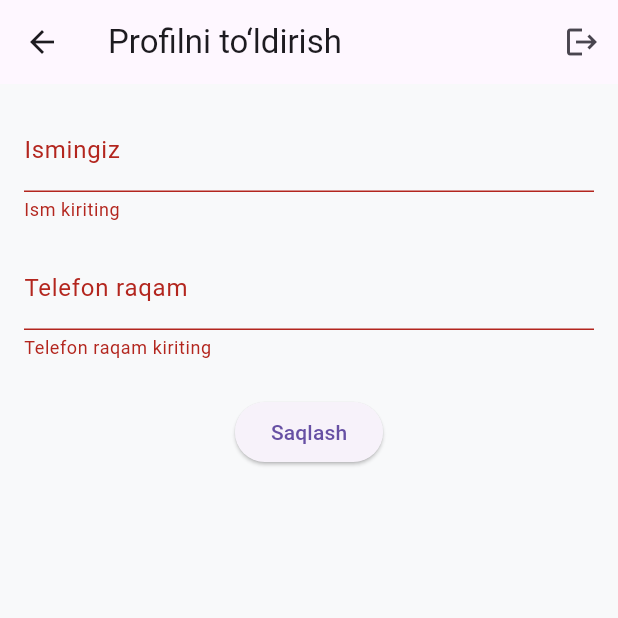
After one commit to Muhammad-Zaripov/exam_5month, a Flutter app: the UserInformationsScreen screen opened directly, after a tap on "Saqlash", on a phone screen of 412 x 824 dp, the top half of it. The commit adds this screen. Run offline on Flutter 3.47's test engine with Material 3 defaults, Android fonts, the light colour scheme and no system bars; our stand-ins replace firebase_auth, firebase_core, firebase_database, flutter_bloc, shared_preferences; accounts and stored records are empty.

Commit message:
first commit

```diff
--- /dev/null
+++ b/lib/features/auth/data/models/auth_model.dart
@@ -0,0 +1,6 @@
+class AuthModel {
+  final String email;
+  final String password;
+
+  AuthModel({required this.email, required this.password});
+}
--- a/lib/features/auth/data/models/user_model.dart
+++ b/lib/features/auth/data/models/user_model.dart
@@ -1,6 +1,38 @@
-class AuthModel {
-  final String email;
-  final String password;
+class UserModel {
+  final String uid;
+  final String? email;
+  final String? name;
+  final String? phone;
+  final String? createdAt;
+  final String? updatedAt;
 
-  AuthModel({required this.email, required this.password});
+  UserModel({
+    required this.uid,
+    this.email,
+    this.name,
+    this.phone,
+    this.createdAt,
+    this.updatedAt,
+  });
+
+  factory UserModel.fromJson(Map<String, dynamic> json, String uid) {
+    return UserModel(
+      uid: uid,
+      email: json['email'],
+      name: json['name'],
+      phone: json['phone'],
+      createdAt: json['createdAt'],
+      updatedAt: json['updatedAt'],
+    );
+  }
+
+  Map<String, dynamic> toJson() {
+    return {
+      'email': email,
+      'name': name,
+      'phone': phone,
+      'createdAt': createdAt,
+      'updatedAt': updatedAt,
+    };
+  }
 }
--- a/lib/features/auth/data/repositories/auth_repository_impl.dart
+++ b/lib/features/auth/data/repositories/auth_repository_impl.dart
@@ -1,6 +1,6 @@
 import '../../domain/repositories/auth_repository.dart';
 import '../auth_repository_datasurce.dart';
-import '../models/user_model.dart';
+import '../models/auth_model.dart';
 
 class AuthRepositoryImpl implements AuthRepository {
   final AuthRemoteDatasource authRemoteDatasource;
--- a/lib/features/auth/domain/repositories/auth_repository.dart
+++ b/lib/features/auth/domain/repositories/auth_repository.dart
@@ -1,4 +1,4 @@
-import '../../data/models/user_model.dart';
+import '../../data/models/auth_model.dart';
 
 abstract class AuthRepository {
   Future<AuthModel> signIn(AuthModel user);
--- a/lib/features/auth/domain/usecases/sign_in.dart
+++ b/lib/features/auth/domain/usecases/sign_in.dart
@@ -1,4 +1,4 @@
-import '../../data/models/user_model.dart';
+import '../../data/models/auth_model.dart';
 import '../repositories/auth_repository.dart';
 
 class SignInUseCase {
--- a/lib/features/auth/domain/usecases/sign_up.dart
+++ b/lib/features/auth/domain/usecases/sign_up.dart
@@ -1,4 +1,4 @@
-import '../../data/models/user_model.dart';
+import '../../data/models/auth_model.dart';
 import '../repositories/auth_repository.dart';
 
 class SignUpUseCase {
--- a/lib/features/auth/presentation/bloc/auth_bloc.dart
+++ b/lib/features/auth/presentation/bloc/auth_bloc.dart
@@ -1,6 +1,6 @@
 import 'package:flutter_bloc/flutter_bloc.dart';
 import '../../data/auth_repository_datasurce.dart';
-import '../../data/models/user_model.dart';
+import '../../data/models/auth_model.dart';
 import '../../data/repositories/auth_repository_impl.dart';
 import '../../domain/usecases/sign_in.dart';
 import '../../domain/usecases/sign_up.dart';
--- a/lib/features/auth/presentation/screens/login_screen.dart
+++ b/lib/features/auth/presentation/screens/login_screen.dart
@@ -5,7 +5,7 @@ import 'package:exam_5month/features/auth/presentation/screens/register_screen.d
 import 'package:exam_5month/features/auth/presentation/widgets/custom_text_field_widget.dart';
 
 import '../../../home/presentation/screens/home_screen.dart';
-import '../../data/models/user_model.dart';
+import '../../data/models/auth_model.dart';
 
 class LoginScreen extends StatefulWidget {
   const LoginScreen({super.key});
--- a/lib/features/auth/presentation/screens/register_screen.dart
+++ b/lib/features/auth/presentation/screens/register_screen.dart
@@ -1,4 +1,4 @@
-import 'package:exam_5month/features/auth/data/models/user_model.dart';
+import 'package:exam_5month/features/auth/data/models/auth_model.dart';
 import 'package:exam_5month/features/auth/presentation/bloc/auth_bloc.dart';
 import 'package:exam_5month/features/auth/presentation/widgets/custom_text_field_widget.dart';
 import 'package:exam_5month/features/home/presentation/screens/home_screen.dart';
--- /dev/null
+++ b/lib/features/auth/presentation/screens/user_informations_screen.dart.dart
@@ -0,0 +1,97 @@
+import 'package:flutter/material.dart';
+import '../../data/auth_repository_datasurce.dart';
+import '../../data/repositories/auth_local_repository.dart';
+import 'welcome_screen.dart';
+
+class UserInformationsScreen extends StatefulWidget {
+  const UserInformationsScreen({super.key});
+  @override
+  State<UserInformationsScreen> createState() => _UserInformationsScreenState();
+}
+
+class _UserInformationsScreenState extends State<UserInformationsScreen> {
+  final _formKey = GlobalKey<FormState>();
+  final nameController = TextEditingController();
+  final phoneController = TextEditingController();
+  final AuthLocalDatasource _authRepositories = AuthLocalDatasource();
+
+  bool isLoading = false;
+  final authRemoteDatasource = AuthRemoteDatasource();
+
+  Future<void> saveProfile() async {
+    if (!_formKey.currentState!.validate()) return;
+
+    setState(() => isLoading = true);
+
+    try {
+      await authRemoteDatasource.completeProfile(
+        nameController.text.trim(),
+        phoneController.text.trim(),
+      );
+      ScaffoldMessenger.of(
+        context,
+      ).showSnackBar(const SnackBar(content: Text('Profil saqlandi!')));
+      Navigator.pop(context);
+    } catch (e) {
+      ScaffoldMessenger.of(
+        context,
+      ).showSnackBar(SnackBar(content: Text('Xatolik: $e')));
+    } finally {
+      setState(() => isLoading = false);
+    }
+  }
+
+  @override
+  Widget build(BuildContext context) {
+    return Scaffold(
+      backgroundColor: const Color(0xFFF8F9FA),
+      appBar: AppBar(
+        title: const Text('Profilni to‘ldirish'),
+        actions: [
+          IconButton(
+            onPressed: () {
+              _authRepositories.removeToken();
+              Navigator.pushReplacement(
+                context,
+                MaterialPageRoute(builder: (cxt) => WelcomeScreen()),
+              );
+            },
+            icon: Icon(Icons.logout),
+          ),
+        ],
+      ),
+      body: Padding(
+        padding: const EdgeInsets.all(16.0),
+        child: Form(
+          key: _formKey,
+          child: Column(
+            children: [
+              TextFormField(
+                controller: nameController,
+                decoration: const InputDecoration(labelText: 'Ismingiz'),
+                validator: (value) =>
+                    value == null || value.isEmpty ? 'Ism kiriting' : null,
+              ),
+              const SizedBox(height: 16),
+              TextFormField(
+                controller: phoneController,
+                keyboardType: TextInputType.phone,
+                decoration: const InputDecoration(labelText: 'Telefon raqam'),
+                validator: (value) => value == null || value.length < 7
+                    ? 'Telefon raqam kiriting'
+                    : null,
+              ),
+              const SizedBox(height: 24),
+              ElevatedButton(
+                onPressed: isLoading ? null : saveProfile,
+                child: isLoading
+                    ? const CircularProgressIndicator()
+                    : const Text('Saqlash'),
+              ),
+            ],
+          ),
+        ),
+      ),
+    );
+  }
+}
--- a/lib/features/home/presentation/screens/home_screen.dart
+++ b/lib/features/home/presentation/screens/home_screen.dart
@@ -28,6 +28,7 @@ class _RestaurantHomeScreenState extends State<RestaurantHomeScreen> {
         children: [
           HeaderWidget(),
           const SizedBox(height: 20),
+
           const Expanded(child: TableListSection()),
         ],
       ),
```
Also changed, not shown: lib/features/auth/data/auth_repository_datasurce.dart (+46 -12 lines), lib/features/home/presentation/widgets/header_widget.dart (+5 -9 lines).
